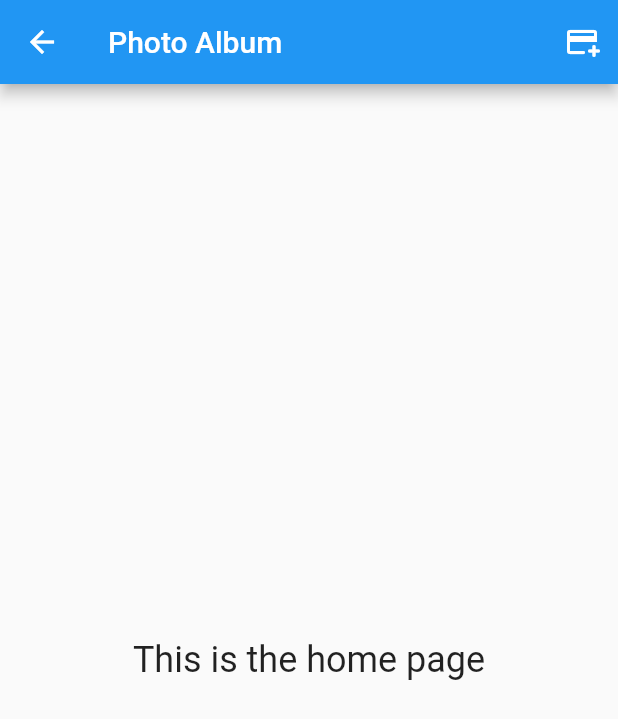
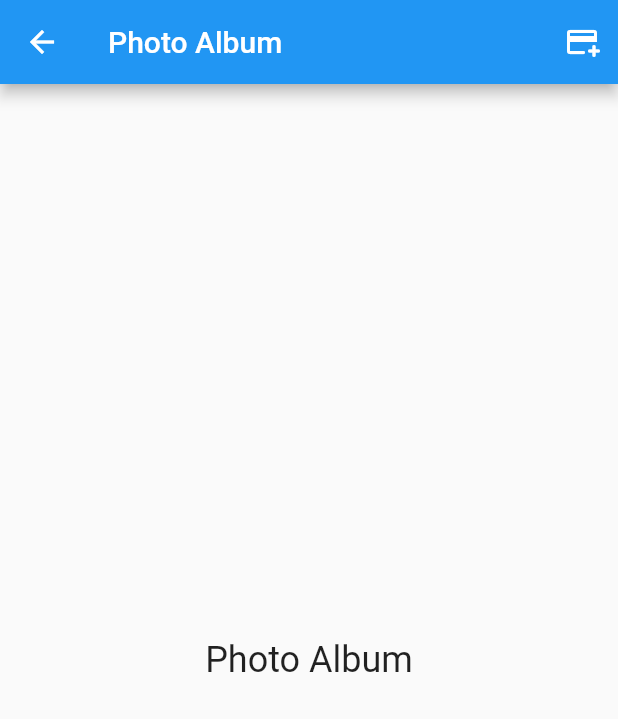
Before and after one commit to joqjy/reMind, a Flutter app: the PhotoAlbum screen opened directly, on a phone screen of 412 x 824 dp. Shown: the top 719 px of the screen. Run offline on Flutter 3.47's test engine with Material 2 defaults, Android fonts, the phone set to English and light mode, and no system bars.

Commit message:
Update photoAlbum.dart

```diff
--- a/lib/photoAlbum.dart
+++ b/lib/photoAlbum.dart
@@ -23,7 +23,7 @@ class _PhotoAlbumState extends State<PhotoAlbum> {
         ]
       ),
       body: const Center(
-        child: Text( 'This is the home page', style: TextStyle(fontSize: 24),
+        child: Text( 'Photo Album', style: TextStyle(fontSize: 24),
     ),
     ),
     );
```
